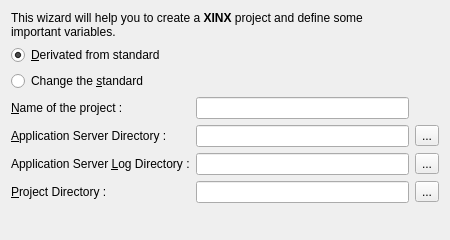
The window that xinx/ui/newprojectwizard_project.ui (phoenix741/xinx) describes before a commit, drawn with Qt 5.
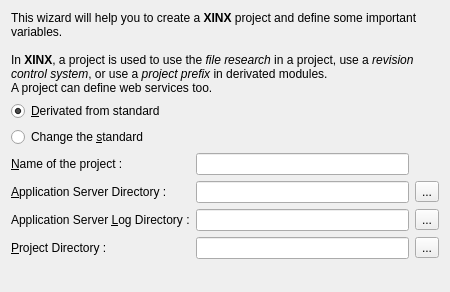
The same window after the commit. Icons and pictures are not drawn. Custom widgets are drawn as their Qt base class.

Commit message: Change to the project wizard.

```diff
--- a/xinx/ui/newprojectwizard_project.ui
+++ b/xinx/ui/newprojectwizard_project.ui
@@ -6,24 +6,30 @@
     <x>0</x>
     <y>0</y>
     <width>450</width>
-    <height>240</height>
+    <height>292</height>
    </rect>
   </property>
   <property name="windowTitle" >
    <string>Define Project</string>
   </property>
   <layout class="QGridLayout" >
-   <item row="0" column="0" colspan="2" >
+   <item row="0" column="0" colspan="3" >
     <widget class="QLabel" name="label" >
      <property name="text" >
-      <string>This wizard will help you to create a &lt;b>XINX&lt;/b> project and define some important variables.</string>
+      <string>&lt;html>&lt;head>&lt;meta name="qrichtext" content="1" />&lt;style type="text/css">
+p, li { white-space: pre-wrap; }
+&lt;/style>&lt;/head>&lt;body style=" font-family:'Sans Serif'; font-size:9pt; font-weight:400; font-style:normal;">
+&lt;p style=" margin-top:0px; margin-bottom:0px; margin-left:0px; margin-right:0px; -qt-block-indent:0; text-indent:0px;">This wizard will help you to create a &lt;span style=" font-weight:600;">XINX&lt;/span> project and define some important variables.&lt;/p>
+&lt;p style="-qt-paragraph-type:empty; margin-top:0px; margin-bottom:0px; margin-left:0px; margin-right:0px; -qt-block-indent:0; text-indent:0px;">&lt;/p>
+&lt;p style=" margin-top:0px; margin-bottom:0px; margin-left:0px; margin-right:0px; -qt-block-indent:0; text-indent:0px;">In &lt;span style=" font-weight:600;">XINX&lt;/span>, a project is used to use the &lt;span style=" font-style:italic;">file research &lt;/span>in a project, use a &lt;span style=" font-style:italic;">revision control system&lt;/span>, or use a &lt;span style=" font-style:italic;">project prefix&lt;/span> in derivated modules.&lt;/p>
+&lt;p style=" margin-top:0px; margin-bottom:0px; margin-left:0px; margin-right:0px; -qt-block-indent:0; text-indent:0px;">A project can define web services too.&lt;/p>&lt;/body>&lt;/html></string>
      </property>
      <property name="wordWrap" >
       <bool>true</bool>
      </property>
     </widget>
    </item>
-   <item row="1" column="0" colspan="2" >
+   <item row="1" column="0" colspan="3" >
     <widget class="QRadioButton" name="m_derivatedRadio" >
      <property name="text" >
       <string>&amp;Derivated from standard</string>
@@ -33,7 +39,7 @@
      </property>
     </widget>
    </item>
-   <item row="2" column="0" colspan="2" >
+   <item row="2" column="0" colspan="3" >
     <widget class="QRadioButton" name="m_standardRadio" >
      <property name="text" >
       <string>Change the &amp;standard</string>
```
Left out of the diff: 52 changed lines with no effect on the pictures. The commit also changes 4 other files.
